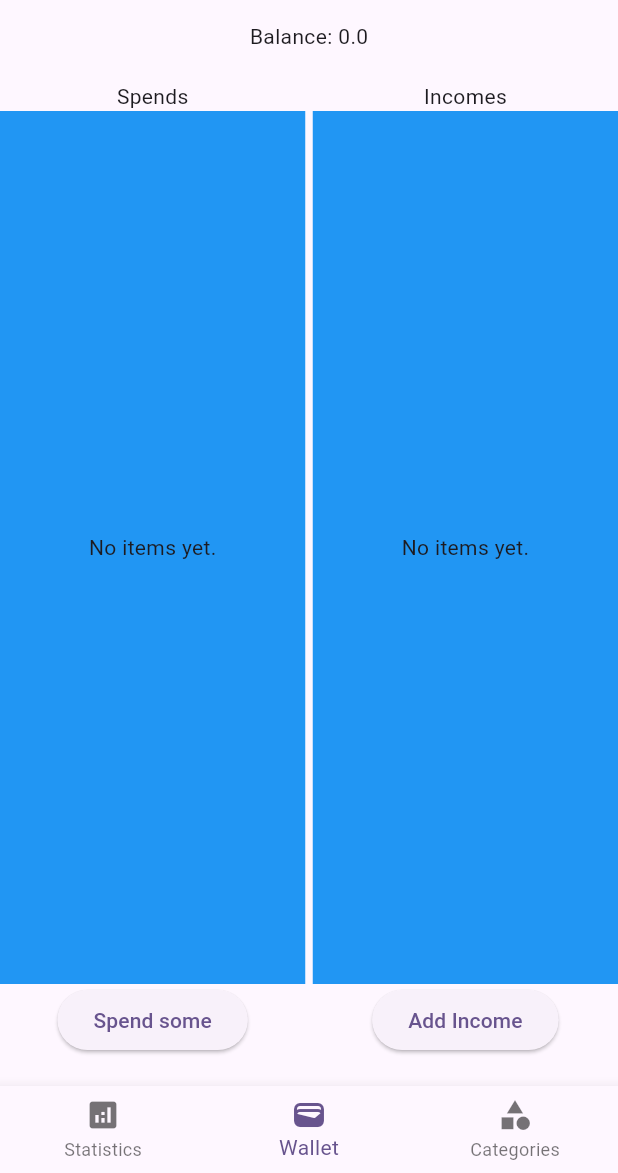
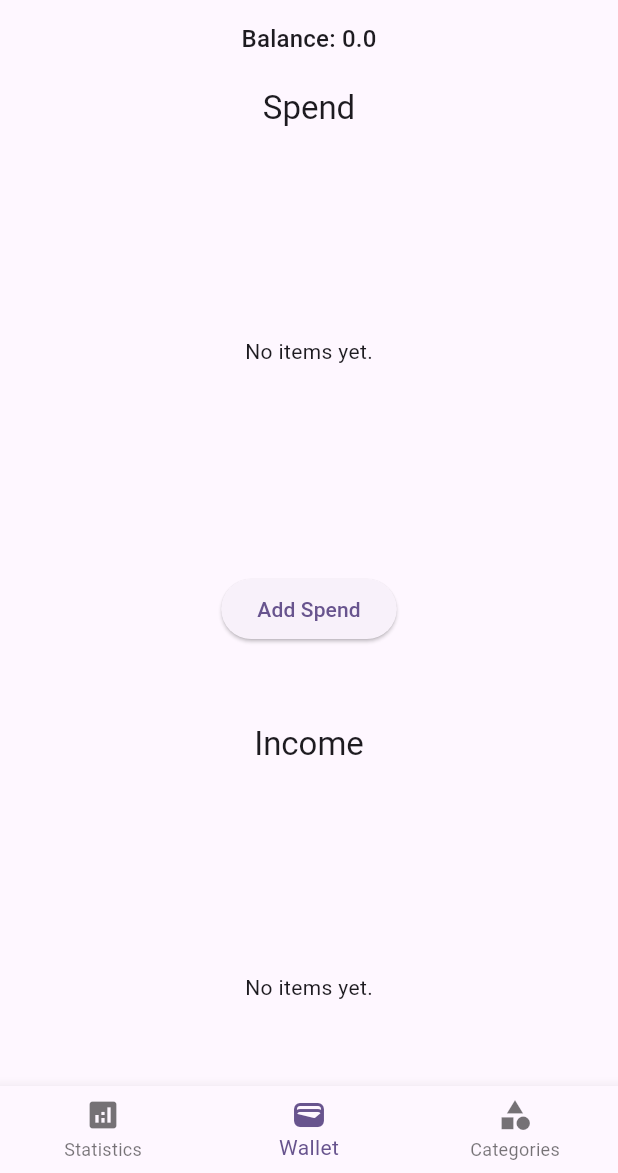
Before and after one commit to sepehrkianian09/flutter_project_sample_1, a Flutter app: the screen it shows after launch, on a phone screen of 412 x 824 dp, the part 63-1236 px from its top. Run offline on Flutter 3.47's test engine with Material 3 defaults, Android fonts, the phone set to English and light mode, and no system bars; our stand-ins replace flutter_form_builder, form_builder_validators, get, hive_ce_flutter; accounts and stored records are empty.

Commit message:
feat(wallet-view): make the UI more beautiful
feat(wallet-view): provide a material view for spends and incomes

feat(wallet-view): provide a responsive grid view

fix(wallet-view): fix UI bug

fix(wallet-view): fix the grid responsiveness bug

feat(wallet-view): make a card for ListView elements

feat(wallet-view): make card text underlined

refactor(wallet-view): make a directory for the widgets

feat(wallet-view): change the title of spend and incomes

refactor(wallet-view): extract class for collection view

refactor(wallet-view): move layout collection UI logic to the abstract class

refactor(wallet-view): create a collectionlayoutbuilder

refactor(wallet-view): put the concrete items in a specific directory

```diff
--- a/lib/views/dashboard/wallet.dart
+++ b/lib/views/dashboard/wallet.dart
@@ -1,116 +1,81 @@
 import 'package:flutter/material.dart';
 import 'package:get/get.dart';
 import 'package:project_1/controllers/wallet.dart';
-import 'package:project_1/views/dashboard/addIncome.dart';
-import 'package:project_1/views/dashboard/addSpend.dart';
+import 'package:project_1/models/income.dart';
+import 'package:project_1/models/spend.dart';
+import 'package:project_1/views/dashboard/wallet/transactionItemCollectionConceretes/addIncome.dart';
+import 'package:project_1/views/dashboard/wallet/transactionItemCollectionConceretes/addSpend.dart';
+import 'package:project_1/views/dashboard/wallet/collectionLayoutBuilder.dart';
+import 'package:project_1/views/dashboard/wallet/transactionItemCollectionConceretes/incomesCollection.dart';
+import 'package:project_1/views/dashboard/wallet/transactionItemCollectionConceretes/spendsCollection.dart';
+import 'package:project_1/views/dashboard/wallet/transactionItemCollection.dart';
 
-class SpendIncomeLayoutWidget extends StatelessWidget {
-  final RxList elements;
-
-  const SpendIncomeLayoutWidget({super.key, required this.elements});
-
-  Widget _listView(BuildContext context) {
-    return Obx(() {
-      if (elements.isEmpty) {
-        return Center(child: Text('No items yet.'));
-      }
-      return ListView.builder(
-        itemCount: elements.length,
-        itemBuilder: (context, index) {
-          return Container(
-            alignment: Alignment.center,
-            margin: EdgeInsets.symmetric(vertical: 3.0, horizontal: 4.0),
-            color: Colors.red,
-            child: Text(elements[index].toString()),
-          );
-          // return ListTile(
-          //   title: Text(elements[index]),
-          //   trailing: IconButton(
-          //     icon: Icon(Icons.delete),
-          //     onPressed: () => controller.removeItem(index),
-          //   ),
-          // );
-        },
-      );
-    });
-  }
-
-  @override
-  Widget build(BuildContext context) {
-    return Container(
-      alignment: Alignment.center,
-      color: Colors.blue,
-      child: _listView(context),
-    );
-  }
-}
+import 'wallet/listView.dart';
 
 class WalletWidget extends StatelessWidget {
   final controller = Get.find<WalletController>();
 
-  WalletWidget({super.key});
+  WalletWidget({super.key}) {
+    itemCollections = [
+      Spendscollection(itemList: controller.spends),
+      Incomescollection(itemList: controller.incomes),
+    ];
+  }
 
-  Widget getCenteredWidget({required children}) {
-    return Container(
-      padding: EdgeInsets.symmetric(vertical: 20.0),
-      child: Column(children: children),
+  Widget _getResponsiveGridView(
+    BuildContext context, {
+    required List<Widget> children,
+  }) {
+    final gridElementMaxWidth = 500.0;
+    final screenWidth = MediaQuery.of(context).size.width;
+    final crossAxisCount = screenWidth > gridElementMaxWidth ? 2 : 1;
+    final antiCrossAxisCount = crossAxisCount == 1 ? 2 : 1;
+
+    return Center(
+      child: ConstrainedBox(
+        constraints: BoxConstraints(
+          maxWidth: gridElementMaxWidth * 2,
+          maxHeight: gridElementMaxWidth * antiCrossAxisCount,
+        ),
+        child: GridView.count(
+          shrinkWrap: true,
+          crossAxisCount: crossAxisCount,
+          crossAxisSpacing: 12,
+          mainAxisSpacing: 12,
+          children: children,
+        ),
+      ),
     );
   }
 
-  void showModal(BuildContext context, Widget innerWidget) {
-    showModalBottomSheet(
-      context: context,
-      shape: RoundedRectangleBorder(
-        borderRadius: BorderRadius.vertical(top: Radius.circular(20)),
-      ),
-      builder:
-          (context) =>
-              Padding(padding: const EdgeInsets.all(16.0), child: innerWidget),
-    );
-  }
+  List<Transactionitemcollection> itemCollections = [];
+  Collectionlayoutbuilder collectionlayoutbuilder =
+      ConcreteCollectionLayoutBuilder();
 
   @override
   Widget build(BuildContext context) {
     return Column(
       children: [
-        Center(child: Obx(() => Text("Balance: ${controller.getBalance()}"))),
+        Center(
+          child: Obx(
+            () => Text(
+              "Balance: ${controller.getBalance()}",
+              style: Theme.of(context).textTheme.titleMedium,
+            ),
+          ),
+        ),
         Expanded(
-          child: Row(
-            spacing: 5.0,
-            children: [
-              Expanded(
-                child: getCenteredWidget(
-                  children: [
-                    Center(child: Text("Spends")),
-                    Expanded(
-                      child: SpendIncomeLayoutWidget(
-                          elements: controller.spends,
-                        ),
-                    ),
-                    ElevatedButton(
-                      onPressed: () => showModal(context, AddSpendWidget()),
-                      child: Text("Spend some"),
-                    ),
-                  ],
-                ),
-              ),
-              Expanded(
-                child: getCenteredWidget(
-                  children: [
-                    Center(child: Text("Incomes")),
-                    Expanded(
-                      child: SpendIncomeLayoutWidget(
-                          elements: controller.incomes,
-                        ),
-                    ),
-                    ElevatedButton(
-                      onPressed: () => showModal(context, AddIncomeWidget()),
-                      child: Text("Add Income"),
-                    ),
-                  ],
-                ),
-              ),
-            ],
+          child: _getResponsiveGridView(
+            context,
+            children:
+                itemCollections
+                    .map(
+                      (itemCollection) => collectionlayoutbuilder.build(
+                        context,
+                        itemCollection,
+                      ),
+                    )
+                    .toList(),
           ),
         ),
       ],
--- /dev/null
+++ b/lib/views/dashboard/wallet/listView.dart
@@ -0,0 +1,43 @@
+import 'package:flutter/material.dart';
+import 'package:get/get.dart';
+
+class WalletListWidget<E> extends StatelessWidget {
+  final RxList<E> elements;
+  final ListTile Function(int, E) elementWidgetMaker;
+
+  const WalletListWidget({
+    super.key,
+    required this.elements,
+    required this.elementWidgetMaker,
+  });
+
+  Widget _listView(BuildContext context) {
+    return Obx(() {
+      if (elements.isEmpty) {
+        return Center(child: Text('No items yet.'));
+      }
+      return ListView.builder(
+        itemCount: elements.length,
+        itemBuilder: (context, index) {
+          return Card(
+            elevation: 4, // shadow depth
+            margin: EdgeInsets.symmetric(horizontal: 16, vertical: 8),
+            shape: RoundedRectangleBorder(
+              borderRadius: BorderRadius.circular(12),
+            ),
+            child: elementWidgetMaker(index, elements[index]),
+          );
+        },
+      );
+    });
+  }
+
+  @override
+  Widget build(BuildContext context) {
+    return Container(
+      alignment: Alignment.center,
+      // color: Colors.blue,
+      child: _listView(context),
+    );
+  }
+}
--- /dev/null
+++ b/lib/views/dashboard/wallet/transactionItemCollection.dart
@@ -0,0 +1,31 @@
+import 'package:flutter/material.dart';
+import 'package:get/get.dart';
+import 'package:project_1/views/dashboard/wallet/listView.dart';
+
+abstract class Transactionitemcollection<E> {
+  String getTitle();
+
+  ListTile createElementTileWidget(int index, E anElement);
+
+  final RxList<E> itemList;
+  Transactionitemcollection({required this.itemList});
+
+  Widget getAddItemWidget();
+
+  Widget getPropertyUnderlinedText({
+    required String property,
+    required String value,
+  }) {
+    return Text.rich(
+      TextSpan(
+        children: [
+          TextSpan(
+            text: property,
+            style: TextStyle(decoration: TextDecoration.underline),
+          ),
+          TextSpan(text: ": $value"),
+        ],
+      ),
+    );
+  }
+}
--- /dev/null
+++ b/lib/views/dashboard/wallet/transactionItemCollectionConceretes/incomesCollection.dart
@@ -0,0 +1,43 @@
+import 'package:flutter/material.dart';
+import 'package:flutter/src/material/list_tile.dart';
+import 'package:project_1/models/income.dart';
+import 'package:project_1/views/dashboard/wallet/transactionItemCollectionConceretes/addIncome.dart';
+import 'package:project_1/views/dashboard/wallet/transactionItemCollection.dart';
+
+class Incomescollection extends Transactionitemcollection<Income> {
+  Incomescollection({required super.itemList});
+
+  @override
+  ListTile createElementTileWidget(int index, Income anIncome) {
+    return ListTile(
+      title: Text("Income ${index + 1}"),
+      subtitle: Column(
+        crossAxisAlignment: CrossAxisAlignment.start,
+        children: [
+          getPropertyUnderlinedText(
+            property: "Amount",
+            value: anIncome.amount.toString(),
+          ),
+          getPropertyUnderlinedText(
+            property: "Date",
+            value: anIncome.date.toString(),
+          ),
+        ],
+      ),
+      trailing: IconButton(
+        icon: Icon(Icons.delete),
+        onPressed: () => print('deleted'),
+      ),
+    );
+  }
+
+  @override
+  String getTitle() {
+    return "Income";
+  }
+
+  @override
+  Widget getAddItemWidget() {
+    return AddIncomeWidget();
+  }
+}
--- /dev/null
+++ b/lib/views/dashboard/wallet/transactionItemCollectionConceretes/spendsCollection.dart
@@ -0,0 +1,47 @@
+import 'package:flutter/material.dart';
+import 'package:flutter/src/material/list_tile.dart';
+import 'package:project_1/models/spend.dart';
+import 'package:project_1/views/dashboard/wallet/transactionItemCollectionConceretes/addSpend.dart';
+import 'package:project_1/views/dashboard/wallet/transactionItemCollection.dart';
+
+class Spendscollection extends Transactionitemcollection<Spend> {
+  Spendscollection({required super.itemList});
+
+  @override
+  ListTile createElementTileWidget(int index, Spend aSpend) {
+    return ListTile(
+      title: Text("Spend ${index + 1}"),
+      subtitle: Column(
+        crossAxisAlignment: CrossAxisAlignment.start,
+        children: [
+          getPropertyUnderlinedText(
+            property: "Amount",
+            value: aSpend.amount.toString(),
+          ),
+          getPropertyUnderlinedText(
+            property: "Date",
+            value: aSpend.date.toString(),
+          ),
+          getPropertyUnderlinedText(
+            property: "CategoryId",
+            value: aSpend.categoryId,
+          ),
+        ],
+      ),
+      trailing: IconButton(
+        icon: Icon(Icons.delete),
+        onPressed: () => print('deleted'),
+      ),
+    );
+  }
+
+  @override
+  String getTitle() {
+    return "Spend";
+  }
+
+  @override
+  Widget getAddItemWidget() {
+    return AddSpendWidget();
+  }
+}
```
Also changed, not shown: lib/views/dashboard/wallet/collectionLayoutBuilder.dart (added, +54 -0 lines), lib/views/dashboard/wallet/transactionItemCollectionConceretes/addIncome.dart (renamed from lib/views/dashboard/addIncome.dart), lib/views/dashboard/wallet/transactionItemCollectionConceretes/addSpend.dart (renamed from lib/views/dashboard/addSpend.dart).
